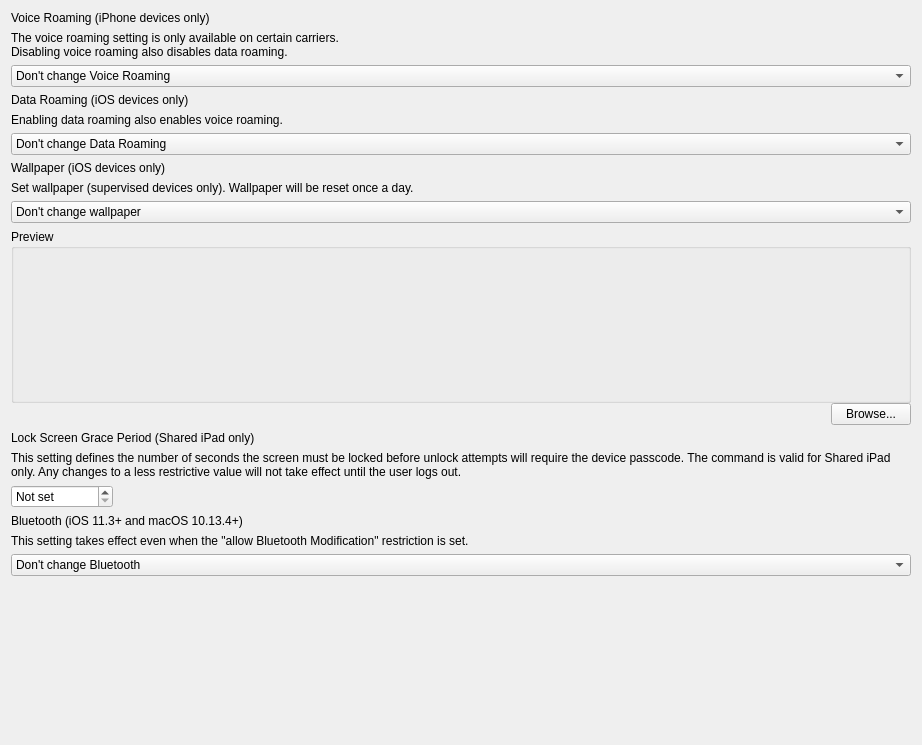
First picture: the form in FWAdminLib/Configurator/CommandPolicyForm.ui, repository fw-dev/translations, before the edit.
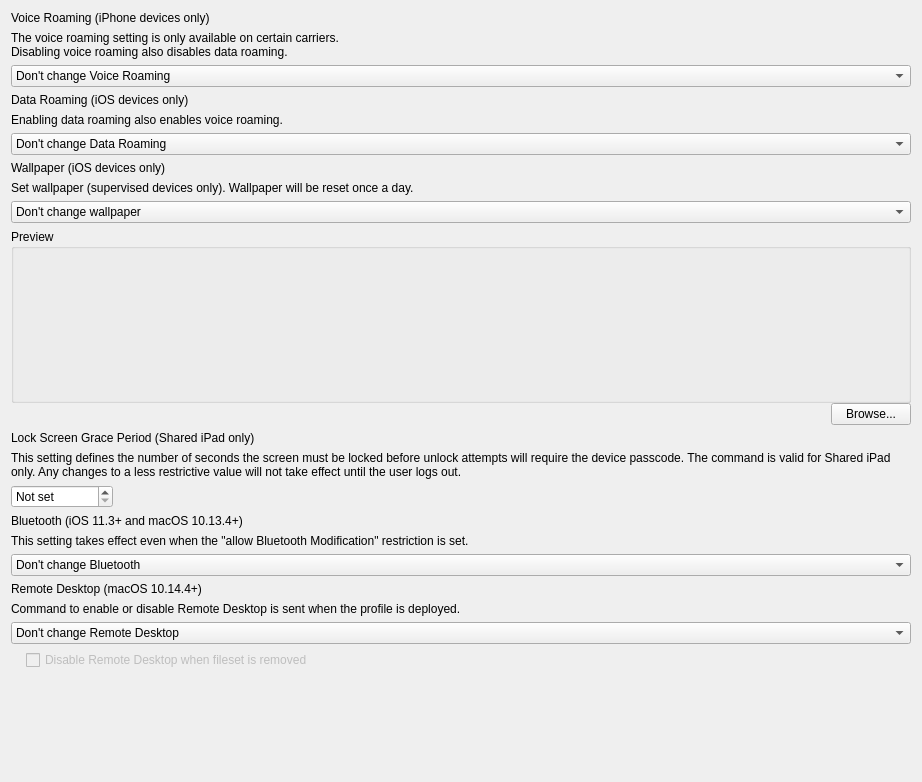
Second picture: the form after the edit.

Patch:
```diff
--- a/FWAdminLib/Configurator/CommandPolicyForm.ui
+++ b/FWAdminLib/Configurator/CommandPolicyForm.ui
@@ -7,7 +7,7 @@
     <x>0</x>
     <y>0</y>
     <width>922</width>
-    <height>745</height>
+    <height>782</height>
    </rect>
   </property>
   <property name="windowTitle">
@@ -372,6 +372,86 @@
      </item>
     </widget>
    </item>
+   <item>
+    <widget class="QLabel" name="label_6">
+     <property name="text">
+      <string>Remote Desktop (macOS 10.14.4+)</string>
+     </property>
+    </widget>
+   </item>
+   <item>
+    <widget class="QLabel" name="lTipRemoveDesktop">
+     <property name="text">
+      <string>Command to enable or disable Remote Desktop is sent when the profile is deployed.</string>
+     </property>
+    </widget>
+   </item>
+   <item>
+    <widget class="QComboBox" name="cbRemoteDesktop">
+     <item>
+      <property name="text">
+       <string>Don't change Remote Desktop</string>
+      </property>
+     </item>
+     <item>
+      <property name="text">
+       <string>Enable Remote Desktop</string>
+      </property>
+     </item>
+     <item>
+      <property name="text">
+       <string>Disable Remote Desktop</string>
+      </property>
+     </item>
+    </widget>
+   </item>
+   <item>
+    <widget class="QWidget" name="" native="true">
+     <layout class="QHBoxLayout" name="horizontalLayout_3">
+      <property name="spacing">
+       <number>0</number>
+      </property>
+      <property name="leftMargin">
+       <number>0</number>
+      </property>
+      <property name="topMargin">
+       <number>0</number>
+      </property>
+      <property name="rightMargin">
+       <number>0</number>
+      </property>
+      <property name="bottomMargin">
+       <number>0</number>
+      </property>
+      <item>
+       <spacer name="horizontalSpacer_5">
+        <property name="orientation">
+         <enum>Qt::Horizontal</enum>
+        </property>
+        <property name="sizeType">
+         <enum>QSizePolicy::Fixed</enum>
+        </property>
+        <property name="sizeHint" stdset="0">
+         <size>
+          <width>15</width>
+          <height>20</height>
+         </size>
+        </property>
+       </spacer>
+      </item>
+      <item>
+       <widget class="QCheckBox" name="ckDisableRemoteDesktopOnRemove">
+        <property name="enabled">
+         <bool>false</bool>
+        </property>
+        <property name="text">
+         <string>Disable Remote Desktop when fileset is removed</string>
+        </property>
+       </widget>
+      </item>
+     </layout>
+    </widget>
+   </item>
    <item>
     <spacer name="verticalSpacer">
      <property name="orientation">
```
